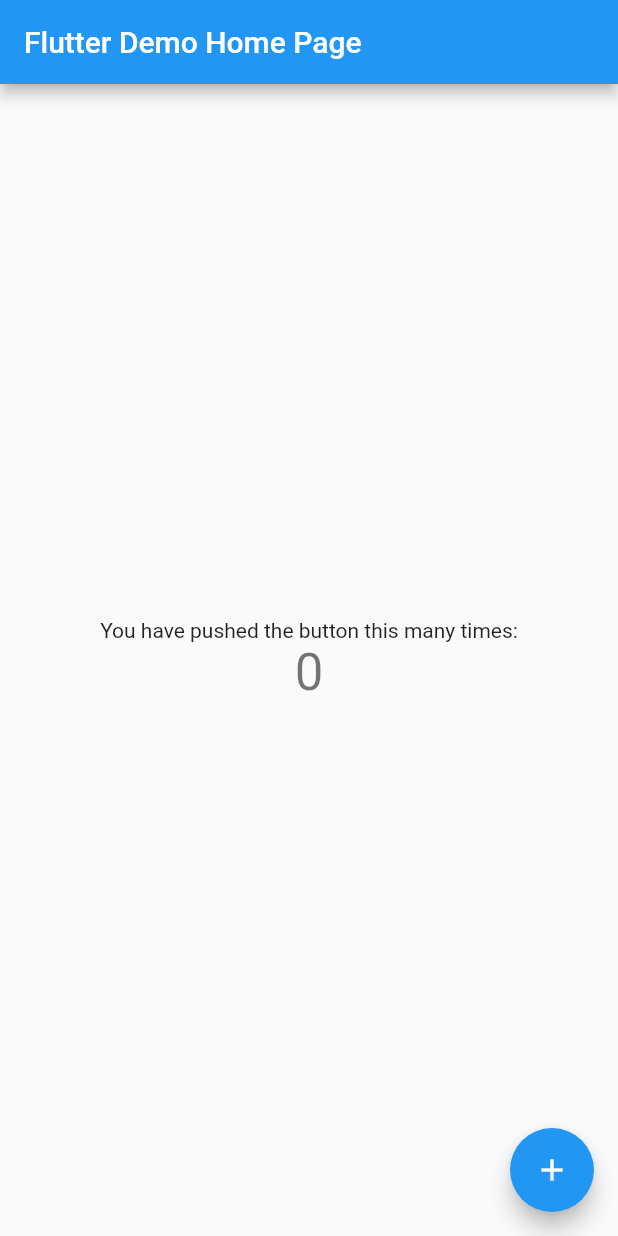
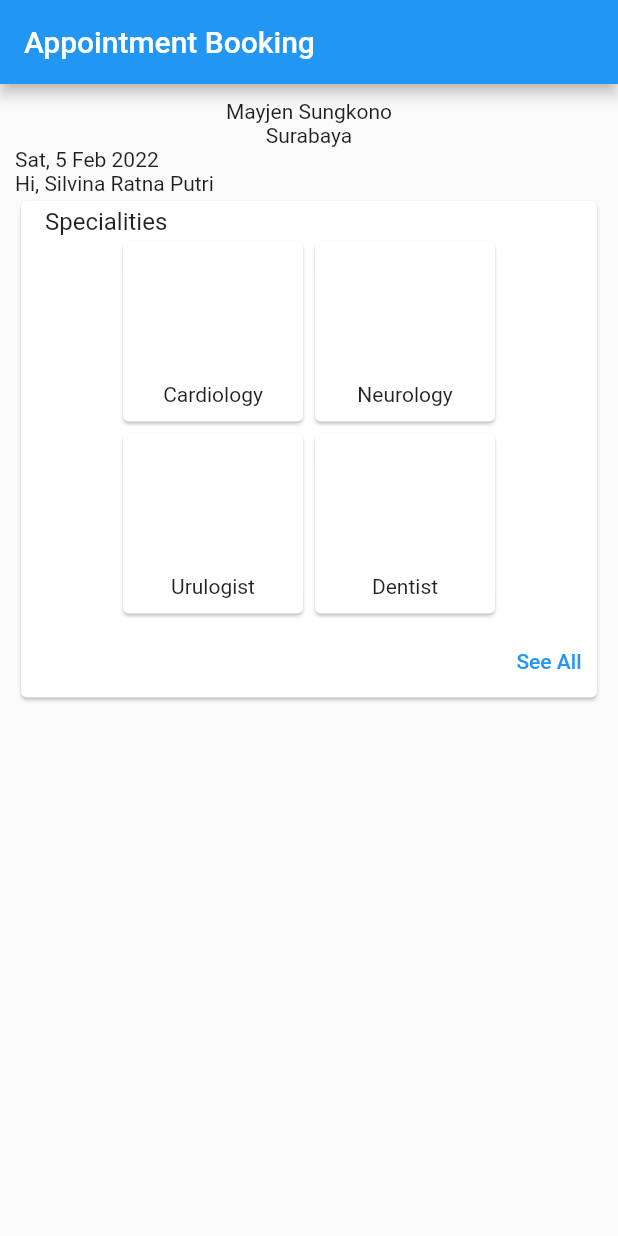
Before and after one commit to asyahril/appointment_booking_app, a Flutter app: the screen it shows after launch, on a phone screen of 412 x 824 dp. Run offline on Flutter 3.47's test engine with Material 2 defaults, Android fonts, the phone set to English and light mode, and no system bars.

Commit message:
Add main page and doctor selection page.

```diff
--- /dev/null
+++ b/lib/data_set.dart
@@ -0,0 +1,74 @@
+import 'package:appointment_booking_app/doctor.dart';
+import 'package:appointment_booking_app/product.dart';
+import 'package:appointment_booking_app/treatment.dart';
+
+class DataSet {
+  static final List<Doctor> _doctorList = [
+    Doctor(name: 'dr. Andi Wicaksono', speciality: 'Cardiology'),
+    Doctor(name: 'dr. Amy Murphy', speciality: 'Cardiology'),
+    Doctor(name: 'dr. Adi Rambo', speciality: 'Cardiology'),
+    Doctor(name: 'dr. Hasan Wicaksono', speciality: 'Neurology'),
+    Doctor(name: 'dr. Syifa Murphy', speciality: 'Neurology'),
+    Doctor(name: 'dr. Ali Rambo', speciality: 'Neurology'),
+    Doctor(name: 'dr. Endro Wicaksono', speciality: 'Urulogist'),
+    Doctor(name: 'dr. Lia Murphy', speciality: 'Urulogist'),
+    Doctor(name: 'dr. Navy Rambo', speciality: 'Urulogist'),
+    Doctor(name: 'dr. Theresa Wicaksono', speciality: 'Dentist'),
+    Doctor(name: 'dr. Terry Murphy', speciality: 'Dentist'),
+    Doctor(name: 'dr. Army Rambo', speciality: 'Dentist')
+  ];
+  static final List<Product> _productList = [
+    Product(
+        name: 'Root Canal',
+        description: "Lorem Ipsum is simply dummy text of the printing and "
+            "typesetting industry. Lorem Ipsum has been the industry's "
+            "standard dummy text ever since the 1500s, when an unknown printer "
+            "took a galley of type and scrambled it to make a type specimen "
+            "book.",
+        treatmentList: [
+          Treatment(name: 'Concultation', price: 100000),
+          Treatment(name: 'Trepenansi', price: 100000),
+          Treatment(name: 'Medication', price: 100000)
+        ]
+    ),
+    Product(
+        name: 'Preventative',
+        description: "Lorem Ipsum is simply dummy text of the printing and "
+            "typesetting industry. Lorem Ipsum has been the industry's "
+            "standard dummy text ever since the 1500s, when an unknown printer "
+            "took a galley of type and scrambled it to make a type specimen "
+            "book.",
+        treatmentList: [
+          Treatment(name: 'Concultation', price: 100000),
+          Treatment(name: 'Trepenansi', price: 100000),
+          Treatment(name: 'Medication', price: 100000)
+        ]
+    ),
+    Product(
+        name: 'Dental Implants',
+        description: "Lorem Ipsum is simply dummy text of the printing and "
+            "typesetting industry. Lorem Ipsum has been the industry's "
+            "standard dummy text ever since the 1500s, when an unknown printer "
+            "took a galley of type and scrambled it to make a type specimen "
+            "book.",
+        treatmentList: [
+          Treatment(name: 'Concultation', price: 100000),
+          Treatment(name: 'Trepenansi', price: 100000),
+          Treatment(name: 'Medication', price: 100000)
+        ]
+    )
+  ];
+
+  static List<String?> specialityList() {
+    Set<String?> set = <String>{};
+
+    for (int i = 0; i < _doctorList.length; i++) {
+      set.add(_doctorList[i].speciality);
+    }
+
+    return set.toList();
+  }
+
+  static List<Doctor> get doctorList => _doctorList;
+  static List<Product> get productList => _productList;
+}
--- /dev/null
+++ b/lib/doctor.dart
@@ -0,0 +1,6 @@
+class Doctor {
+  String? name;
+  String? speciality;
+
+  Doctor({this.name, this.speciality});
+}
--- a/lib/main.dart
+++ b/lib/main.dart
@@ -1,4 +1,7 @@
+import 'package:appointment_booking_app/data_set.dart';
+import 'package:appointment_booking_app/doctor_selection_page.dart';
 import 'package:flutter/material.dart';
+import 'package:intl/intl.dart';
 
 void main() {
   runApp(const MyApp());
@@ -11,35 +14,17 @@ class MyApp extends StatelessWidget {
   @override
   Widget build(BuildContext context) {
     return MaterialApp(
-      title: 'Flutter Demo',
+      title: 'Appointment Booking',
       theme: ThemeData(
-        // This is the theme of your application.
-        //
-        // Try running your application with "flutter run". You'll see the
-        // application has a blue toolbar. Then, without quitting the app, try
-        // changing the primarySwatch below to Colors.green and then invoke
-        // "hot reload" (press "r" in the console where you ran "flutter run",
-        // or simply save your changes to "hot reload" in a Flutter IDE).
-        // Notice that the counter didn't reset back to zero; the application
-        // is not restarted.
         primarySwatch: Colors.blue,
       ),
-      home: const MyHomePage(title: 'Flutter Demo Home Page'),
+      home: const MyHomePage(title: 'Appointment Booking'),
     );
   }
 }
 
 class MyHomePage extends StatefulWidget {
   const MyHomePage({Key? key, required this.title}) : super(key: key);
-
-  // This widget is the home page of your application. It is stateful, meaning
-  // that it has a State object (defined below) that contains fields that affect
-  // how it looks.
-
-  // This class is the configuration for the state. It holds the values (in this
-  // case the title) provided by the parent (in this case the App widget) and
-  // used by the build method of the State. Fields in a Widget subclass are
-  // always marked "final".
 
   final String title;
 
@@ -48,68 +33,71 @@ class MyHomePage extends StatefulWidget {
 }
 
 class _MyHomePageState extends State<MyHomePage> {
-  int _counter = 0;
-
-  void _incrementCounter() {
-    setState(() {
-      // This call to setState tells the Flutter framework that something has
-      // changed in this State, which causes it to rerun the build method below
-      // so that the display can reflect the updated values. If we changed
-      // _counter without calling setState(), then the build method would not be
-      // called again, and so nothing would appear to happen.
-      _counter++;
-    });
-  }
+  final List<String?> _specialityList = DataSet.specialityList();
 
   @override
   Widget build(BuildContext context) {
-    // This method is rerun every time setState is called, for instance as done
-    // by the _incrementCounter method above.
-    //
-    // The Flutter framework has been optimized to make rerunning build methods
-    // fast, so that you can just rebuild anything that needs updating rather
-    // than having to individually change instances of widgets.
     return Scaffold(
       appBar: AppBar(
-        // Here we take the value from the MyHomePage object that was created by
-        // the App.build method, and use it to set our appbar title.
         title: Text(widget.title),
       ),
-      body: Center(
-        // Center is a layout widget. It takes a single child and positions it
-        // in the middle of the parent.
-        child: Column(
-          // Column is also a layout widget. It takes a list of children and
-          // arranges them vertically. By default, it sizes itself to fit its
-          // children horizontally, and tries to be as tall as its parent.
-          //
-          // Invoke "debug painting" (press "p" in the console, choose the
-          // "Toggle Debug Paint" action from the Flutter Inspector in Android
-          // Studio, or the "Toggle Debug Paint" command in Visual Studio Code)
-          // to see the wireframe for each widget.
-          //
-          // Column has various properties to control how it sizes itself and
-          // how it positions its children. Here we use mainAxisAlignment to
-          // center the children vertically; the main axis here is the vertical
-          // axis because Columns are vertical (the cross axis would be
-          // horizontal).
-          mainAxisAlignment: MainAxisAlignment.center,
-          children: <Widget>[
-            const Text(
-              'You have pushed the button this many times:',
+      body: SingleChildScrollView(
+        child: Container(
+          alignment: Alignment.topCenter,
+          margin: const EdgeInsets.all(10.0),
+          child: ConstrainedBox(
+            constraints: const BoxConstraints(maxWidth: 800),
+            child: Column(
+              crossAxisAlignment: CrossAxisAlignment.stretch,
+              children: [
+                const Text('Mayjen Sungkono', textAlign: TextAlign.center),
+                const Text('Surabaya', textAlign: TextAlign.center),
+                Text(DateFormat('E, d MMM yyyy').format(DateTime.now())),
+                const Text('Hi, Silvina Ratna Putri'),
+                Card(
+                  child: Column(
+                    children: [
+                      ListTile(
+                        title: const Text('Specialities'),
+                        subtitle: Wrap(
+                          alignment: WrapAlignment.center,
+                          children: _specialityList.map((item) => Card(
+                            child: InkWell(
+                              child: Container(
+                                width: 100.0,
+                                height: 100.0,
+                                alignment: Alignment.bottomCenter,
+                                margin: const EdgeInsets.all(10.0),
+                                child: Text(item!),
+                              ),
+                              onTap: () {
+                                Navigator.push(context, MaterialPageRoute(
+                                    builder: (context) => DoctorSelectionPage(speciality: item)
+                                ));
+                              },
+                            ),
+                          )).toList(),
+                        ),
+                      ),
+                      Container(
+                        alignment: Alignment.bottomRight,
+                        child: TextButton(
+                          child: const Text('See All'),
+                          onPressed: () {
+                            Navigator.push(context, MaterialPageRoute(
+                                builder: (context) => const DoctorSelectionPage()
+                            ));
+                          },
+                        ),
+                      ),
+                    ],
+                  ),
+                ),
+              ],
             ),
-            Text(
-              '$_counter',
-              style: Theme.of(context).textTheme.headline4,
-            ),
-          ],
+          ),
         ),
       ),
-      floatingActionButton: FloatingActionButton(
-        onPressed: _incrementCounter,
-        tooltip: 'Increment',
-        child: const Icon(Icons.add),
-      ), // This trailing comma makes auto-formatting nicer for build methods.
     );
   }
 }
--- /dev/null
+++ b/lib/product.dart
@@ -0,0 +1,19 @@
+import 'package:appointment_booking_app/treatment.dart';
+
+class Product {
+  String? name;
+  String? description;
+  List<Treatment>? treatmentList;
+
+  Product({this.name, this.description, this.treatmentList});
+
+  double totalPrice() {
+    double result = 0;
+
+    for (int i = 0; i < (treatmentList?.length ?? 0); i++) {
+      result += treatmentList?[i].price ?? 0;
+    }
+
+    return result;
+  }
+}
--- /dev/null
+++ b/lib/treatment.dart
@@ -0,0 +1,6 @@
+class Treatment {
+  String? name;
+  double? price;
+
+  Treatment({this.name, this.price});
+}
--- a/pubspec.yaml
+++ b/pubspec.yaml
@@ -29,6 +29,7 @@ environment:
 dependencies:
   flutter:
     sdk: flutter
+  intl:
 
 
   # The following adds the Cupertino Icons font to your application.
```
Also changed, not shown: lib/doctor_selection_page.dart (added, +57 -0 lines), lib/personal_data.dart (added, +11 -0 lines), pubspec.lock, 2 other files.
